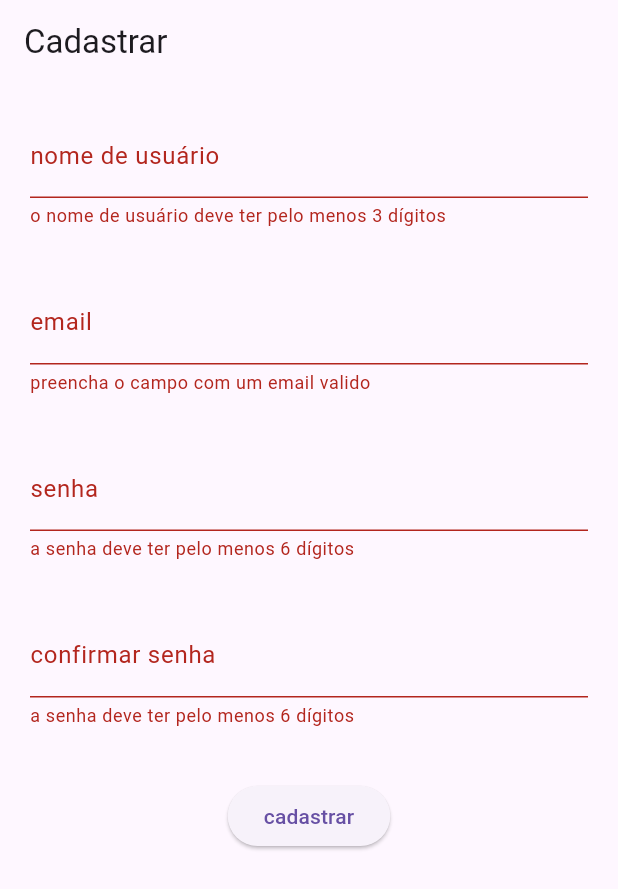
After one commit to williamcawi/exercitar_flutter_0, a Flutter app: the SignUpPage screen opened by its route, after a tap on "cadastrar", on a phone screen of 412 x 824 dp. The commit adds this screen. Shown: the top 889 px of the screen. Run offline on Flutter 3.47's test engine with Material 3 defaults, Android fonts, the light colour scheme and no system bars; our stand-ins replace bloc, equatable, flutter_bloc, fpdart, get_it, go_router and 1 more.

Commit message:
pagina e logica de signup implementadas

```diff
--- a/lib/src/core/routes.dart
+++ b/lib/src/core/routes.dart
@@ -2,6 +2,9 @@ import 'package:exercitar_0/src/core/injection.dart';
 import 'package:exercitar_0/src/features/login/data/repository/login_repository.dart';
 import 'package:exercitar_0/src/features/login/ui/bloc/login_bloc.dart';
 import 'package:exercitar_0/src/features/login/ui/view/login_page.dart';
+import 'package:exercitar_0/src/features/signUp/data/repository/sign_up_repository.dart';
+import 'package:exercitar_0/src/features/signUp/ui/bloc/sign_up_bloc.dart';
+import 'package:exercitar_0/src/features/signUp/ui/view/sign_up_page.dart';
 import 'package:flutter_bloc/flutter_bloc.dart';
 import 'package:go_router/go_router.dart';
 
@@ -15,5 +18,12 @@ final GoRouter goRoute = GoRouter(
         child: LoginPage(),
       ),
     ),
+    GoRoute(
+      path: '/SignUpPage',
+      builder: (context, state) => BlocProvider(
+        create: (context) => SignUpBloc(repository: getIt<SignUpRepository>()),
+        child: SignUpPage(),
+      ),
+    )
   ],
 );
--- a/lib/src/core/validators.dart
+++ b/lib/src/core/validators.dart
@@ -4,16 +4,39 @@ import 'package:string_validator/string_validator.dart';
 mixin Validators {
   final formKey = GlobalKey<FormState>();
 
-  String? validatorEmail(String? value) {
+  String? validatorUsernameOrEmail(String? value) {
     if (!isLength(value ?? '', 3)) {
-      return 'fill in the field with more than 2 letters';
+      return 'o campo de username ou email deve ter pelo menos 3 dígitos';
     }
     return null;
   }
 
   String? validatorPassword(String? value) {
     if (!isLength(value ?? '', 6)) {
-      return 'fill in the field with more than 6 letters';
+      return 'a senha deve ter pelo menos 6 dígitos';
+    }
+    return null;
+  }
+
+  String? validatorUsername(String? value) {
+    if (!isLength(value ?? '', 3)) {
+      return 'o nome de usuário deve ter pelo menos 3 dígitos';
+    }
+    return null;
+  }
+
+  String? validatorEmail(String? value) {
+    if (!isEmail(value ?? '')) {
+      return 'preencha o campo com um email valido';
+    }
+    return null;
+  }
+
+  String? validatorConfirmPassword(String? value, String password) {
+    if (!isLength(value ?? '', 6)) {
+      return 'a senha deve ter pelo menos 6 dígitos';
+    } else if (value != password) {
+      return 'as senhas devem ser iguais';
     }
     return null;
   }
--- /dev/null
+++ b/lib/src/features/signUp/data/repository/sign_up_repository.dart
@@ -0,0 +1,20 @@
+import 'package:exercitar_0/src/features/signUp/data/service/sign_up_service.dart';
+import 'package:fpdart/fpdart.dart';
+
+class SignUpRepository {
+  final SignUpService _service;
+
+  SignUpRepository({required SignUpService service}) : _service = service;
+
+  Future<Either<String, String>> signUp(
+      {required String username,
+      required String email,
+      required String password}) async {
+    try {
+      return Right((await _service.signUp(
+          username: username, email: email, password: password))['message']);
+    } catch (error) {
+      return Left(error.toString());
+    }
+  }
+}
--- /dev/null
+++ b/lib/src/features/signUp/ui/bloc/sign_up_bloc.dart
@@ -0,0 +1,27 @@
+import 'package:exercitar_0/src/features/signUp/data/repository/sign_up_repository.dart';
+import 'package:exercitar_0/src/features/signUp/ui/bloc/sign_up_event.dart';
+import 'package:exercitar_0/src/features/signUp/ui/bloc/sign_up_state.dart';
+import 'package:flutter_bloc/flutter_bloc.dart';
+
+class SignUpBloc extends Bloc<SignUpEvent, SignUpState> {
+  final SignUpRepository _repository;
+
+  SignUpBloc({required SignUpRepository repository})
+      : _repository = repository,
+        super(SignUpInitial()) {
+    on<SignUpUserEvent>(
+      (event, emit) async {
+        emit(SignUpLoading());
+        final failureOrSuccess = await _repository.signUp(
+            username: event.username,
+            email: event.email,
+            password: event.password);
+        failureOrSuccess.fold((message) {
+          emit(SignUpError(message: message));
+        }, (message) {
+          emit(SignUpSuccess(message: message));
+        });
+      },
+    );
+  }
+}
--- /dev/null
+++ b/lib/src/features/signUp/ui/bloc/sign_up_event.dart
@@ -0,0 +1,18 @@
+import 'package:equatable/equatable.dart';
+
+class SignUpEvent extends Equatable {
+  @override
+  List<Object?> get props => [];
+}
+
+class SignUpUserEvent extends SignUpEvent {
+  final String username;
+  final String email;
+  final String password;
+
+  SignUpUserEvent(
+      {required this.username, required this.email, required this.password});
+
+  @override
+  List<Object?> get props => [username, email, password];
+}
--- /dev/null
+++ b/lib/src/features/signUp/ui/bloc/sign_up_state.dart
@@ -0,0 +1,28 @@
+import 'package:equatable/equatable.dart';
+
+class SignUpState extends Equatable {
+  @override
+  List<Object?> get props => [];
+}
+
+class SignUpInitial extends SignUpState {}
+
+class SignUpLoading extends SignUpState {}
+
+class SignUpSuccess extends SignUpState {
+  final String message;
+
+  SignUpSuccess({required this.message});
+
+  @override
+  List<Object?> get props => [message];
+}
+
+class SignUpError extends SignUpState {
+  final String message;
+
+  SignUpError({required this.message});
+
+  @override
+  List<Object?> get props => [message];
+}
--- /dev/null
+++ b/lib/src/features/signUp/ui/view/sign_up_page.dart
@@ -0,0 +1,99 @@
+import 'package:exercitar_0/src/core/validators.dart';
+import 'package:exercitar_0/src/features/signUp/ui/bloc/sign_up_bloc.dart';
+import 'package:exercitar_0/src/features/signUp/ui/bloc/sign_up_event.dart';
+import 'package:exercitar_0/src/features/signUp/ui/bloc/sign_up_state.dart';
+import 'package:flutter/material.dart';
+import 'package:flutter_bloc/flutter_bloc.dart';
+import 'package:go_router/go_router.dart';
+
+class SignUpPage extends StatelessWidget with Validators {
+  SignUpPage({super.key});
+
+  @override
+  Widget build(BuildContext context) {
+    final usernameController = TextEditingController();
+    final emailController = TextEditingController();
+    final passwordController = TextEditingController();
+    final confirmPasswordController = TextEditingController();
+    return BlocListener<SignUpBloc, SignUpState>(
+      listener: (context, state) {
+        if (state is SignUpSuccess) {
+          ScaffoldMessenger.of(context)
+            ..clearSnackBars()
+            ..showSnackBar(SnackBar(content: Text(state.message)));
+          context.go('/LoginPage');
+        }
+        if (state is SignUpError) {
+          showDialog(
+              context: context,
+              builder: (context) => AlertDialog(
+                    title: Text('mensagem de erro:'),
+                    content: Text(state.message),
+                    actions: [
+                      ElevatedButton(onPressed: context.pop, child: Text('ok'))
+                    ],
+                  ));
+        }
+      },
+      child: Scaffold(
+        appBar: AppBar(
+          title: Text('Cadastrar'),
+        ),
+        body: Center(
+          child: BlocBuilder<SignUpBloc, SignUpState>(
+            builder: (context, state) {
+              if (state is SignUpLoading) {
+                return CircularProgressIndicator();
+              }
+
+              return Form(
+                key: formKey,
+                child: Padding(
+                  padding: const EdgeInsets.all(20.0),
+                  child: Column(
+                    spacing: 35,
+                    children: [
+                      TextFormField(
+                        validator: validatorUsername,
+                        controller: usernameController,
+                        decoration:
+                            InputDecoration(labelText: 'nome de usuário'),
+                      ),
+                      TextFormField(
+                        validator: validatorEmail,
+                        controller: emailController,
+                        decoration: InputDecoration(labelText: 'email'),
+                      ),
+                      TextFormField(
+                        validator: validatorPassword,
+                        controller: passwordController,
+                        decoration: InputDecoration(labelText: 'senha'),
+                      ),
+                      TextFormField(
+                        validator: (value) => validatorConfirmPassword(
+                            value, passwordController.text),
+                        controller: confirmPasswordController,
+                        decoration:
+                            InputDecoration(labelText: 'confirmar senha'),
+                      ),
+                      ElevatedButton(
+                          onPressed: () {
+                            if (formKey.currentState?.validate() ?? false) {
+                              context.read<SignUpBloc>().add(SignUpUserEvent(
+                                  username: usernameController.text,
+                                  email: emailController.text,
+                                  password: passwordController.text));
+                            }
+                          },
+                          child: Text('cadastrar'))
+                    ],
+                  ),
+                ),
+              );
+            },
+          ),
+        ),
+      ),
+    );
+  }
+}
```
Also changed, not shown: lib/src/core/injection.dart (+7 -0 lines), lib/src/features/login/ui/view/login_page.dart (+18 -8 lines), lib/src/features/signUp/data/service/sign_up_service.dart (added, +29 -0 lines).
